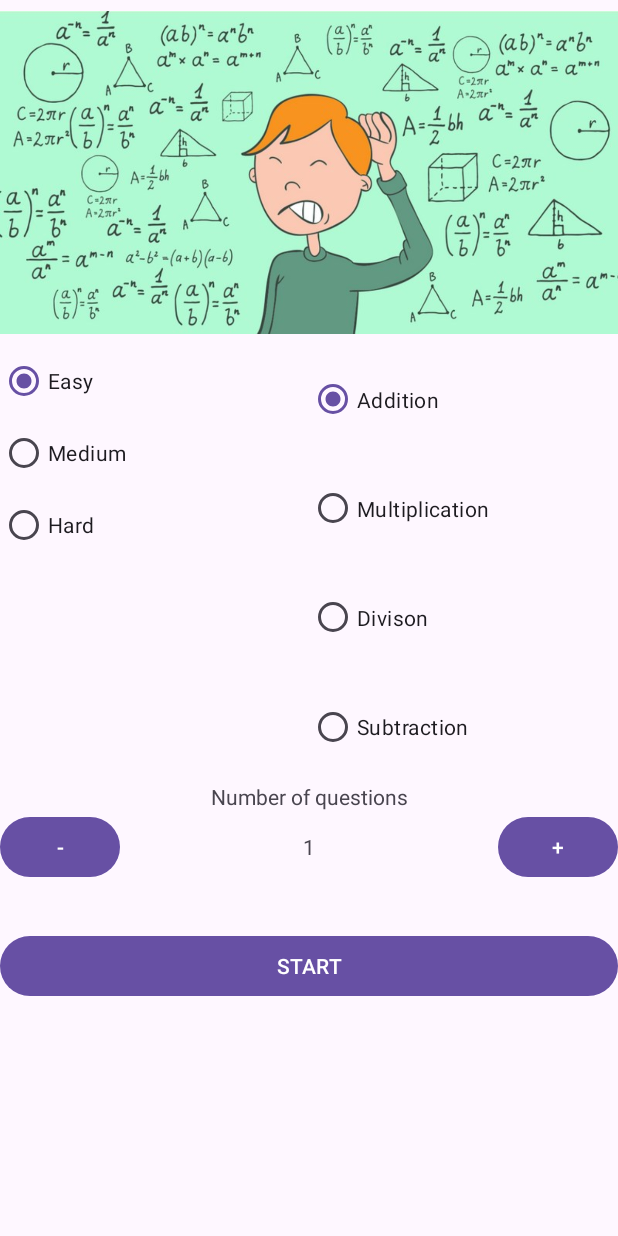
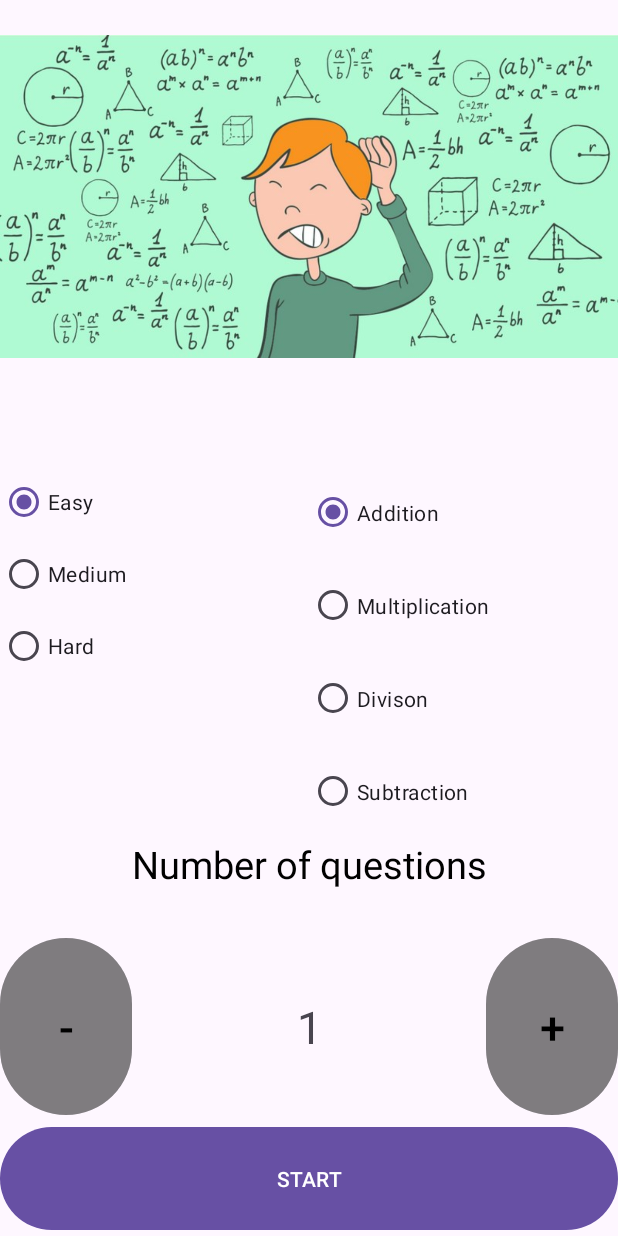
Before and after one commit to pascalkoj/project3, an Android app: the fragment StartScreen shown on its own in the app's theme, on a phone screen of 412 x 824 dp. Run offline under Robolectric (Android 15) with nearby library versions, the phone set to English and light mode, and no system bars; 4 statements that could not run were skipped.

Commit message:
proj4 part 1

```diff
--- a/app/build.gradle.kts
+++ b/app/build.gradle.kts
@@ -1,7 +1,7 @@
 plugins {
     id("com.android.application")
     id("org.jetbrains.kotlin.android")
-    id("androidx.navigation.safeargs")
+    id("androidx.navigation.safeargs.kotlin")
 }
 
 android {
--- a/app/src/main/res/layout/fragment_start_screen.xml
+++ b/app/src/main/res/layout/fragment_start_screen.xml
@@ -17,12 +17,21 @@
         <ImageView
             android:id="@+id/imageView"
             android:layout_width="match_parent"
-            android:layout_height="230dp"
+            android:layout_height="234dp"
+            android:layout_weight="0.1"
             app:srcCompat="@drawable/__hated_math_1200x627" />
+
+        <TextView
+            android:id="@+id/textGrade"
+            android:layout_width="match_parent"
+            android:layout_height="wrap_content"
+            android:layout_weight="0.05"
+            android:textSize="25dp" />
 
         <LinearLayout
             android:layout_width="match_parent"
-            android:layout_height="291dp"
+            android:layout_height="wrap_content"
+            android:layout_weight="0.2"
             android:orientation="horizontal">
 
             <RadioGroup
@@ -93,19 +102,26 @@
             android:id="@+id/textView"
             android:layout_width="match_parent"
             android:layout_height="wrap_content"
+            android:layout_weight="0.1"
             android:text="Number of questions"
-            android:textAlignment="center" />
+            android:textAlignment="center"
+            android:textColor="#000000"
+            android:textSize="25dp" />
 
         <LinearLayout
             android:layout_width="match_parent"
-            android:layout_height="79dp"
+            android:layout_height="wrap_content"
+            android:layout_weight="0.3"
             android:orientation="horizontal">
 
             <Button
                 android:id="@+id/bLessQuestions"
-                android:layout_width="80dp"
-                android:layout_height="wrap_content"
-                android:text="-" />
+                android:layout_width="wrap_content"
+                android:layout_height="match_parent"
+                android:backgroundTint="#4B000000"
+                android:text="-"
+                android:textColor="#000000"
+                android:textSize="30dp" />
 
             <TextView
                 android:id="@+id/textNumQuestions"
@@ -113,19 +129,24 @@
                 android:layout_height="wrap_content"
                 android:layout_weight="1"
                 android:text="1"
-                android:textAlignment="center" />
+                android:textAlignment="center"
+                android:textSize="30dp" />
 
             <Button
                 android:id="@+id/bMoreQuestions"
-                android:layout_width="80dp"
-                android:layout_height="wrap_content"
-                android:text="+" />
+                android:layout_width="wrap_content"
+                android:layout_height="match_parent"
+                android:backgroundTint="#4B000000"
+                android:text="+"
+                android:textColor="#000000"
+                android:textSize="30dp" />
         </LinearLayout>
 
         <Button
             android:id="@+id/bStart"
             android:layout_width="match_parent"
             android:layout_height="wrap_content"
+            android:layout_weight="0.1"
             android:text="START" />
     </LinearLayout>
 
```
Also changed, not shown: app/src/main/java/com/example/project3/MathScreen.kt (+26 -5 lines), app/src/main/java/com/example/project3/StartScreen.kt (+47 -0 lines), app/src/main/res/navigation/nav_graph.xml (+12 -0 lines).
